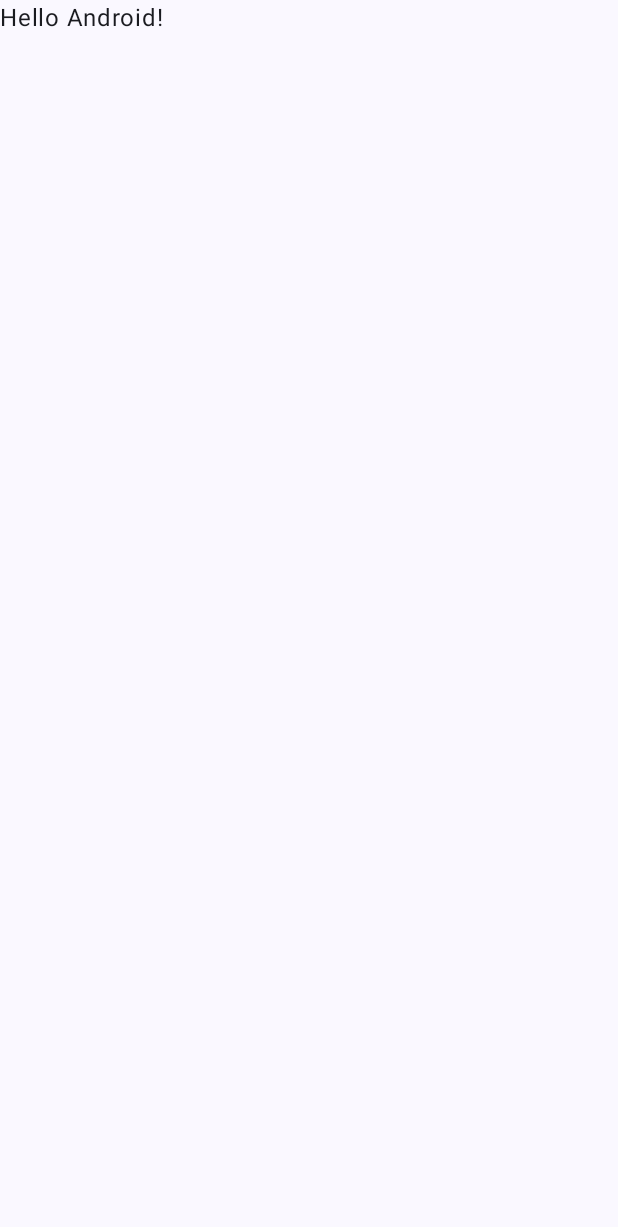
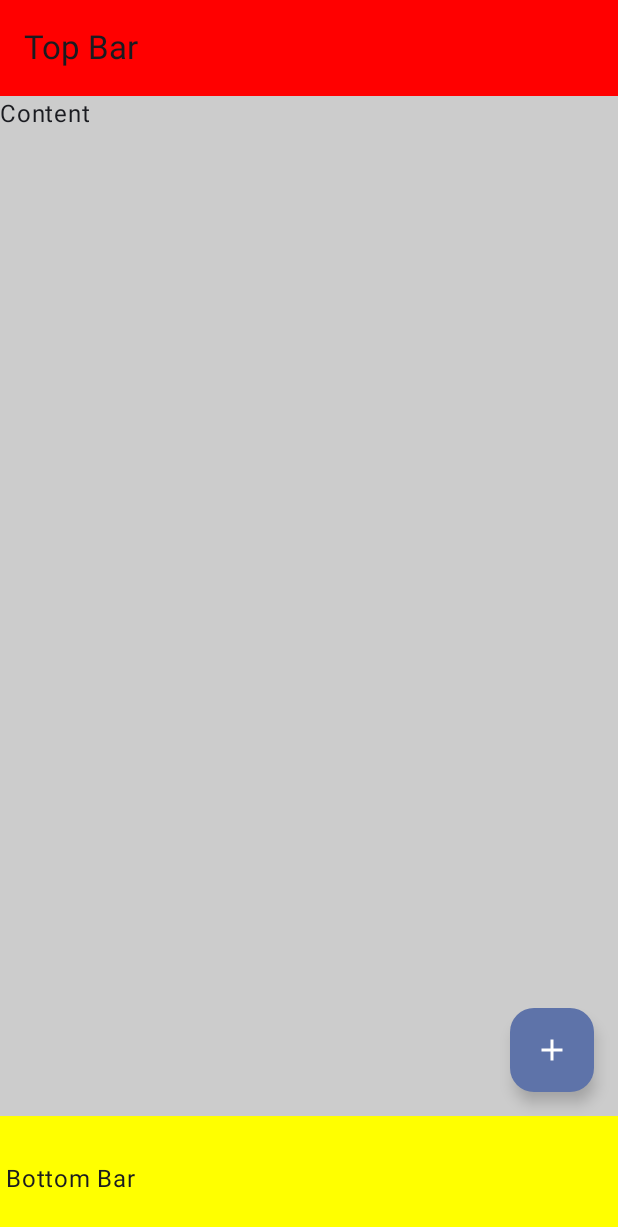
Before and after one commit to Notepad96/GreenGarden, an Android app built with Jetpack Compose: the screen it shows after launch (MainActivity), on a phone screen of 412 x 824 dp. Before the commit the part shown is almost empty. Shown: the top 1227 px of the screen. Run offline under Robolectric (Android 15) with nearby library versions, the phone set to English and light mode, and no system bars.

Commit message:
Complete Project

```diff
--- a/Scaffold/app/src/main/java/sps/notepad96/scaffold/MainActivity.kt
+++ b/Scaffold/app/src/main/java/sps/notepad96/scaffold/MainActivity.kt
@@ -3,13 +3,25 @@ package sps.notepad96.scaffold
 import android.os.Bundle
 import androidx.activity.ComponentActivity
 import androidx.activity.compose.setContent
+import androidx.compose.foundation.layout.PaddingValues
 import androidx.compose.foundation.layout.fillMaxSize
+import androidx.compose.foundation.layout.padding
+import androidx.compose.material.icons.Icons
+import androidx.compose.material.icons.filled.Add
+import androidx.compose.material3.BottomAppBar
+import androidx.compose.material3.ExperimentalMaterial3Api
+import androidx.compose.material3.FabPosition
+import androidx.compose.material3.FloatingActionButton
+import androidx.compose.material3.Icon
 import androidx.compose.material3.MaterialTheme
+import androidx.compose.material3.Scaffold
 import androidx.compose.material3.Surface
 import androidx.compose.material3.Text
+import androidx.compose.material3.TopAppBar
+import androidx.compose.material3.TopAppBarDefaults
 import androidx.compose.runtime.Composable
 import androidx.compose.ui.Modifier
-import androidx.compose.ui.tooling.preview.Preview
+import androidx.compose.ui.graphics.Color
 import sps.notepad96.scaffold.ui.theme.ScaffoldTheme
 
 class MainActivity : ComponentActivity() {
@@ -22,7 +34,7 @@ class MainActivity : ComponentActivity() {
                     modifier = Modifier.fillMaxSize(),
                     color = MaterialTheme.colorScheme.background
                 ) {
-                    Greeting("Android")
+                    Main()
                 }
             }
         }
@@ -30,17 +42,48 @@ class MainActivity : ComponentActivity() {
 }
 
 @Composable
-fun Greeting(name: String, modifier: Modifier = Modifier) {
-    Text(
-        text = "Hello $name!",
-        modifier = modifier
+fun Main() {
+    Scaffold(
+        topBar = { MyTopBar() },
+        content = {
+            MyContents(it)
+        },
+        bottomBar = { MyBottomBar() },
+
+        floatingActionButton = {
+            FloatingActionButton(onClick = { /*TODO*/ }) {
+                Icon(imageVector = Icons.Default.Add, contentDescription = "add")
+            }
+        },
+        floatingActionButtonPosition = FabPosition.End
     )
 }
 
-@Preview(showBackground = true)
+@OptIn(ExperimentalMaterial3Api::class)
 @Composable
-fun GreetingPreview() {
-    ScaffoldTheme {
-        Greeting("Android")
+fun MyTopBar() {
+    TopAppBar(colors = TopAppBarDefaults.topAppBarColors(containerColor = Color.Red),
+        title = {
+            Text(text = "Top Bar")
+        }
+    )
+}
+
+@Composable
+fun MyContents(innerPadding: PaddingValues) {
+    Surface(
+        modifier = Modifier
+            .padding(innerPadding)
+            .fillMaxSize(),
+        color = Color.LightGray
+    ) {
+        Text(text = "Content")
     }
 }
+
+@Composable
+fun MyBottomBar() {
+    BottomAppBar(containerColor = Color.Yellow) {
+        Text(text = "Bottom Bar")
+    }
+}
```
Also changed, not shown: 2 other files.
